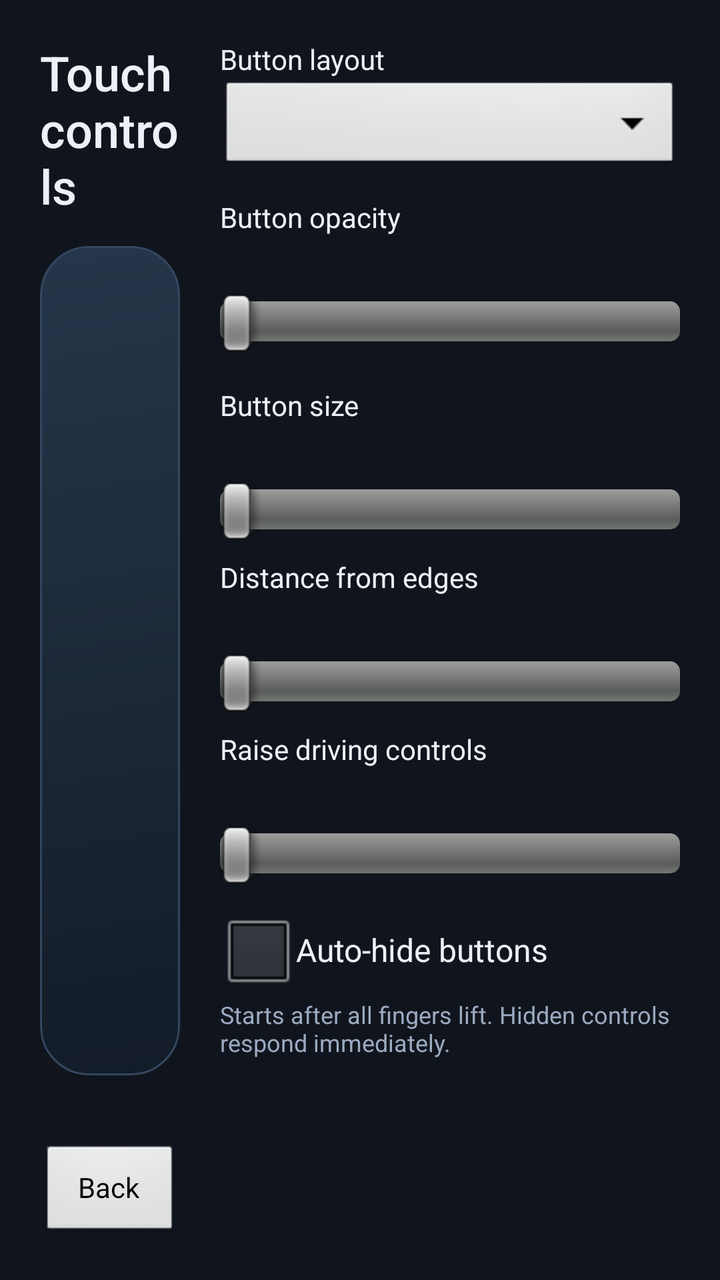
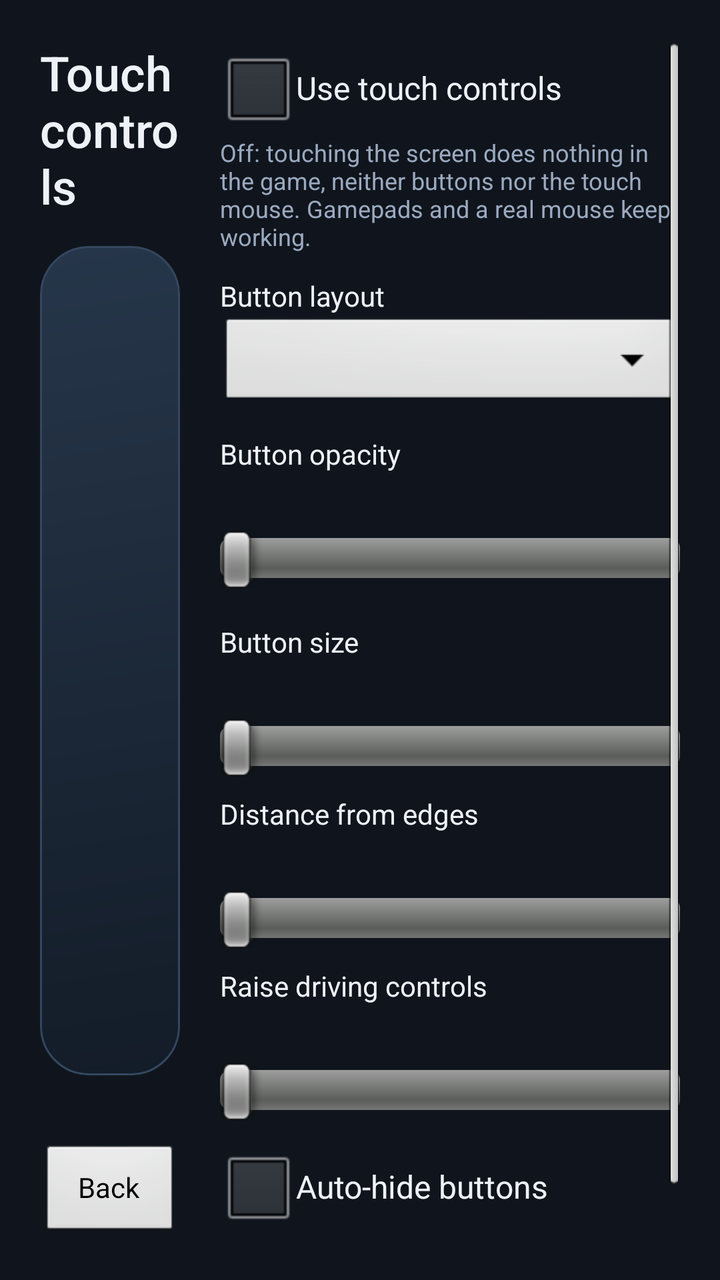

Compare the two renders of this Android layout. The source of the first and the diff that turns it into the second are given below.
<!-- AndroidManifest.xml: application theme AppTheme -->
<!-- res/layout/activity_touch_controls.xml -->
<LinearLayout xmlns:android="http://schemas.android.com/apk/res/android" android:layout_width="match_parent" android:layout_height="match_parent" android:orientation="horizontal" android:padding="20dp" android:background="@color/ui_background">
 <LinearLayout android:layout_width="0dp" android:layout_weight="1" android:layout_height="match_parent" android:orientation="vertical" android:layout_marginRight="20dp">
  <TextView android:layout_width="match_parent" android:layout_height="wrap_content" android:text="@string/touch_settings" android:textColor="@color/ui_text" android:textSize="24sp" android:fontFamily="sans-serif-medium"/>
  <FrameLayout android:id="@+id/touch_preview" android:layout_width="match_parent" android:layout_height="0dp" android:layout_weight="1" android:layout_marginTop="14dp" android:background="@drawable/ui_hero" android:clipToOutline="true"/>
  <TextView android:id="@+id/touch_layout_note" android:layout_width="match_parent" android:layout_height="wrap_content" android:layout_marginTop="8dp" android:textColor="@color/ui_muted" android:textSize="12sp"/>
  <LinearLayout android:layout_width="match_parent" android:layout_height="48dp" android:layout_marginTop="10dp" android:orientation="horizontal">
   <Button android:id="@+id/back_button" android:layout_width="wrap_content" android:minWidth="96dp" android:layout_height="match_parent" android:text="@string/back_to_launcher" android:maxLines="1" android:ellipsize="end"/>
   <Button android:id="@id/edit_touch_layout" android:layout_width="0dp" android:layout_weight="1" android:layout_height="match_parent" android:layout_marginLeft="10dp" android:text="@string/edit_touch_layout" android:maxLines="1" android:ellipsize="end" android:autoSizeTextType="uniform" android:autoSizeMinTextSize="10sp" android:autoSizeMaxTextSize="14sp"/>
  </LinearLayout>
 </LinearLayout>
 <ScrollView android:layout_width="230dp" android:layout_height="match_parent">
  <LinearLayout android:id="@+id/touch_options" android:layout_width="match_parent" android:layout_height="wrap_content" android:orientation="vertical">
   <TextView android:layout_width="match_parent" android:layout_height="wrap_content" android:text="@string/touch_layout_label" android:textColor="@color/ui_text"/>
   <Spinner android:id="@+id/touch_layout_spinner" android:layout_width="match_parent" android:layout_height="48dp"/>
   <TextView android:layout_width="match_parent" android:layout_height="wrap_content" android:layout_marginTop="12dp" android:text="@string/opacity_label" android:textColor="@color/ui_text"/>
   <TextView android:id="@+id/opacity_value" android:layout_width="wrap_content" android:layout_height="wrap_content" android:textColor="@color/ui_accent"/>
   <SeekBar android:id="@+id/opacity_seek" android:layout_width="match_parent" android:layout_height="48dp"/>
   <TextView android:layout_width="match_parent" android:layout_height="wrap_content" android:layout_marginTop="8dp" android:text="@string/size_label" android:textColor="@color/ui_text"/>
   <TextView android:id="@+id/size_value" android:layout_width="wrap_content" android:layout_height="wrap_content" android:textColor="@color/ui_accent"/>
   <SeekBar android:id="@+id/size_seek" android:layout_width="match_parent" android:layout_height="48dp"/>
   <TextView android:layout_width="match_parent" android:layout_height="wrap_content" android:text="@string/touch_edge_label" android:textColor="@color/ui_text"/>
   <TextView android:id="@+id/edge_value" android:layout_width="wrap_content" android:layout_height="wrap_content" android:textColor="@color/ui_accent"/>
   <SeekBar android:id="@+id/edge_seek" android:layout_width="match_parent" android:layout_height="48dp"/>
   <TextView android:layout_width="match_parent" android:layout_height="wrap_content" android:text="@string/touch_raise_label" android:textColor="@color/ui_text"/>
   <TextView android:id="@+id/raise_value" android:layout_width="wrap_content" android:layout_height="wrap_content" android:textColor="@color/ui_accent"/>
   <SeekBar android:id="@+id/raise_seek" android:layout_width="match_parent" android:layout_height="48dp"/>
   <CheckBox android:id="@+id/auto_hide_check" android:layout_width="match_parent" android:layout_height="wrap_content" android:text="@string/touch_dim_label" android:textColor="@color/ui_text"/>
   <TextView android:layout_width="match_parent" android:layout_height="wrap_content" android:text="@string/touch_dim_note" android:textColor="@color/ui_muted" android:textSize="12sp"/>
  </LinearLayout>
 </ScrollView>
</LinearLayout>
<!-- resources referenced by this layout -->
<resources>
  <color name="ui_accent">#F4B664</color>
  <color name="ui_background">#10151D</color>
  <color name="ui_muted">#9BAAC0</color>
  <color name="ui_text">#EEF2F8</color>
  <!-- drawable ui_hero (drawable) -->
  <shape xmlns:android="http://schemas.android.com/apk/res/android">
      <gradient android:startColor="#26364A" android:endColor="#131C28" android:angle="315"/>
      <corners android:radius="24dp"/>
      <stroke android:width="1dp" android:color="#34475F"/>
  </shape>
  <string name="back_to_launcher">Back</string>
  <string name="edit_touch_layout">Edit positions &amp; touch zones</string>
  <string name="opacity_label">Button opacity</string>
  <string name="size_label">Button size</string>
  <string name="touch_dim_label">Auto-hide buttons</string>
  <string name="touch_dim_note">Starts after all fingers lift. Hidden controls respond immediately.</string>
  <string name="touch_edge_label">Distance from edges</string>
  <string name="touch_layout_label">Button layout</string>
  <string name="touch_raise_label">Raise driving controls</string>
  <string name="touch_settings">Touch controls</string>
  <style name="AppTheme" parent="android:Theme.NoTitleBar.Fullscreen">
          
      </style>
</resources>

<!-- the commit's change to res/layout/activity_touch_controls.xml (unified diff, before → after) -->
@@ -6,10 +6,13 @@
   <LinearLayout android:layout_width="match_parent" android:layout_height="48dp" android:layout_marginTop="10dp" android:orientation="horizontal">
    <Button android:id="@+id/back_button" android:layout_width="wrap_content" android:minWidth="96dp" android:layout_height="match_parent" android:text="@string/back_to_launcher" android:maxLines="1" android:ellipsize="end"/>
    <Button android:id="@id/edit_touch_layout" android:layout_width="0dp" android:layout_weight="1" android:layout_height="match_parent" android:layout_marginLeft="10dp" android:text="@string/edit_touch_layout" android:maxLines="1" android:ellipsize="end" android:autoSizeTextType="uniform" android:autoSizeMinTextSize="10sp" android:autoSizeMaxTextSize="14sp"/>
+   <Button android:id="@+id/touch_keys_button" android:layout_width="0dp" android:layout_weight="1" android:layout_height="match_parent" android:layout_marginLeft="10dp" android:text="@string/touch_keys_button" android:maxLines="1" android:ellipsize="end" android:autoSizeTextType="uniform" android:autoSizeMinTextSize="10sp" android:autoSizeMaxTextSize="14sp"/>
   </LinearLayout>
  </LinearLayout>
  <ScrollView android:layout_width="230dp" android:layout_height="match_parent">
   <LinearLayout android:id="@+id/touch_options" android:layout_width="match_parent" android:layout_height="wrap_content" android:orientation="vertical">
+   <CheckBox android:id="@+id/touch_enabled_check" android:layout_width="match_parent" android:layout_height="wrap_content" android:text="@string/pref_touch_enabled" android:textColor="@color/ui_text"/>
+   <TextView android:layout_width="match_parent" android:layout_height="wrap_content" android:layout_marginBottom="12dp" android:text="@string/touch_enabled_note" android:textColor="@color/ui_muted" android:textSize="12sp"/>
    <TextView android:layout_width="match_parent" android:layout_height="wrap_content" android:text="@string/touch_layout_label" android:textColor="@color/ui_text"/>
    <Spinner android:id="@+id/touch_layout_spinner" android:layout_width="match_parent" android:layout_height="48dp"/>
    <TextView android:layout_width="match_parent" android:layout_height="wrap_content" android:layout_marginTop="12dp" android:text="@string/opacity_label" android:textColor="@color/ui_text"/>
<!-- resource entries referenced after the edit -->
@@ -13,10 +13,13 @@
   <string name="back_to_launcher">Back</string>
   <string name="edit_touch_layout">Edit positions &amp; touch zones</string>
   <string name="opacity_label">Button opacity</string>
+  <string name="pref_touch_enabled">Use touch controls</string>
   <string name="size_label">Button size</string>
   <string name="touch_dim_label">Auto-hide buttons</string>
   <string name="touch_dim_note">Starts after all fingers lift. Hidden controls respond immediately.</string>
   <string name="touch_edge_label">Distance from edges</string>
+  <string name="touch_enabled_note">Off: touching the screen does nothing in the game, neither buttons nor the touch mouse. Gamepads and a real mouse keep working.</string>
+  <string name="touch_keys_button">Keys</string>
   <string name="touch_layout_label">Button layout</string>
   <string name="touch_raise_label">Raise driving controls</string>
   <string name="touch_settings">Touch controls</string>
